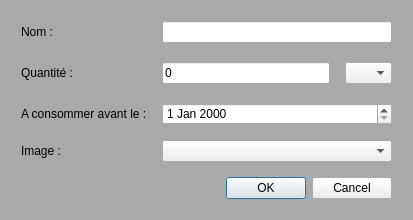
First picture: the form in fenetreajoutingredient.ui, repository ACoupat/Refrigestion, before the edit.
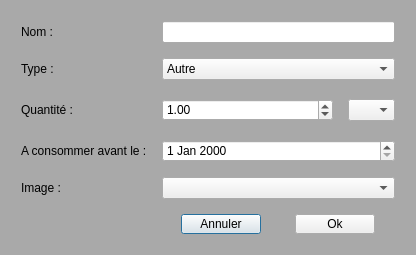
Second picture: the form after the edit.

```diff
--- a/fenetreajoutingredient.ui
+++ b/fenetreajoutingredient.ui
@@ -6,8 +6,8 @@
    <rect>
     <x>0</x>
     <y>0</y>
-    <width>413</width>
-    <height>214</height>
+    <width>416</width>
+    <height>243</height>
    </rect>
   </property>
   <property name="windowTitle">
@@ -37,6 +37,113 @@
      <property name="spacing">
       <number>15</number>
      </property>
+     <item row="2" column="3">
+      <layout class="QHBoxLayout" name="horizontalLayout">
+       <item>
+        <widget class="QDoubleSpinBox" name="sb_quantite">
+         <property name="sizePolicy">
+          <sizepolicy hsizetype="Expanding" vsizetype="Fixed">
+           <horstretch>0</horstretch>
+           <verstretch>0</verstretch>
+          </sizepolicy>
+         </property>
+         <property name="value">
+          <double>1.000000000000000</double>
+         </property>
+        </widget>
+       </item>
+       <item>
+        <widget class="QComboBox" name="comboBox">
+         <item>
+          <property name="text">
+           <string/>
+          </property>
+         </item>
+         <item>
+          <property name="text">
+           <string>mL</string>
+          </property>
+         </item>
+         <item>
+          <property name="text">
+           <string>cL</string>
+          </property>
+         </item>
+         <item>
+          <property name="text">
+           <string>L</string>
+          </property>
+         </item>
+         <item>
+          <property name="text">
+           <string>g</string>
+          </property>
+         </item>
+         <item>
+          <property name="text">
+           <string>kg</string>
+          </property>
+         </item>
+        </widget>
+       </item>
+      </layout>
+     </item>
+     <item row="1" column="3">
+      <widget class="QComboBox" name="cb_type">
+       <item>
+        <property name="text">
+         <string>Autre</string>
+        </property>
+       </item>
+       <item>
+        <property name="text">
+         <string>Boisson</string>
+        </property>
+       </item>
+       <item>
+        <property name="text">
+         <string>Légume</string>
+        </property>
+       </item>
+       <item>
+        <property name="text">
+         <string>Fruit</string>
+        </property>
+       </item>
+       <item>
+        <property name="text">
+         <string>Viande</string>
+        </property>
+       </item>
+       <item>
+        <property name="text">
+         <string>Poisson</string>
+        </property>
+       </item>
+       <item>
+        <property name="text">
+         <string>Fromage</string>
+        </property>
+       </item>
+       <item>
+        <property name="text">
+         <string>Dessert</string>
+        </property>
+       </item>
+       <item>
+        <property name="text">
+         <string>Plat</string>
+        </property>
+       </item>
+      </widget>
+     </item>
+     <item row="1" column="1">
+      <widget class="QLabel" name="label_4">
+       <property name="text">
+        <string>Type :</string>
+       </property>
+      </widget>
+     </item>
      <item row="0" column="1">
       <widget class="QLabel" name="label">
        <property name="text">
@@ -44,14 +151,14 @@
        </property>
       </widget>
      </item>
-     <item row="2" column="1">
+     <item row="3" column="1">
       <widget class="QLabel" name="label_3">
        <property name="text">
         <string>A consommer avant le :</string>
        </property>
       </widget>
      </item>
-     <item row="1" column="1">
+     <item row="2" column="1">
       <widget class="QLabel" name="label_2">
        <property name="sizePolicy">
         <sizepolicy hsizetype="Preferred" vsizetype="Preferred">
@@ -73,65 +180,57 @@
      <item row="0" column="3">
       <widget class="QLineEdit" name="le_nom"/>
      </item>
-     <item row="2" column="3">
+     <item row="3" column="3">
       <widget class="QDateEdit" name="de_date"/>
      </item>
      <item row="5" column="3">
-      <widget class="QDialogButtonBox" name="buttonBox">
-       <property name="orientation">
-        <enum>Qt::Horizontal</enum>
-       </property>
-       <property name="standardButtons">
-        <set>QDialogButtonBox::Cancel|QDialogButtonBox::Ok</set>
-       </property>
-      </widget>
-     </item>
-     <item row="4" column="3">
       <widget class="QComboBox" name="cb_image"/>
      </item>
-     <item row="4" column="1">
+     <item row="5" column="1">
       <widget class="QLabel" name="label_5">
        <property name="text">
         <string>Image :</string>
        </property>
       </widget>
      </item>
-     <item row="1" column="3">
-      <layout class="QHBoxLayout" name="horizontalLayout">
+     <item row="6" column="3">
+      <layout class="QHBoxLayout" name="horizontalLayout_2">
        <item>
-        <widget class="QLineEdit" name="lineEdit">
+        <widget class="QPushButton" name="cancelButton">
+         <property name="sizePolicy">
+          <sizepolicy hsizetype="Fixed" vsizetype="Fixed">
+           <horstretch>0</horstretch>
+           <verstretch>0</verstretch>
+          </sizepolicy>
+         </property>
+         <property name="minimumSize">
+          <size>
+           <width>20</width>
+           <height>20</height>
+          </size>
+         </property>
          <property name="text">
-          <string>0</string>
+          <string>Annuler</string>
          </property>
         </widget>
        </item>
        <item>
-        <widget class="QComboBox" name="comboBox">
-         <item>
-          <property name="text">
-           <string/>
-          </property>
-         </item>
-         <item>
-          <property name="text">
-           <string>mL</string>
-          </property>
-         </item>
-         <item>
-          <property name="text">
-           <string>L</string>
-          </property>
-         </item>
-         <item>
-          <property name="text">
-           <string>g</string>
-          </property>
-         </item>
-         <item>
-          <property name="text">
-           <string>kg</string>
-          </property>
-         </item>
+        <widget class="QPushButton" name="okButton">
+         <property name="sizePolicy">
+          <sizepolicy hsizetype="Fixed" vsizetype="Expanding">
+           <horstretch>0</horstretch>
+           <verstretch>0</verstretch>
+          </sizepolicy>
+         </property>
+         <property name="minimumSize">
+          <size>
+           <width>20</width>
+           <height>20</height>
+          </size>
+         </property>
+         <property name="text">
+          <string>Ok</string>
+         </property>
         </widget>
        </item>
       </layout>
```
Left out of the diff: 36 changed lines with no effect on the pictures.
